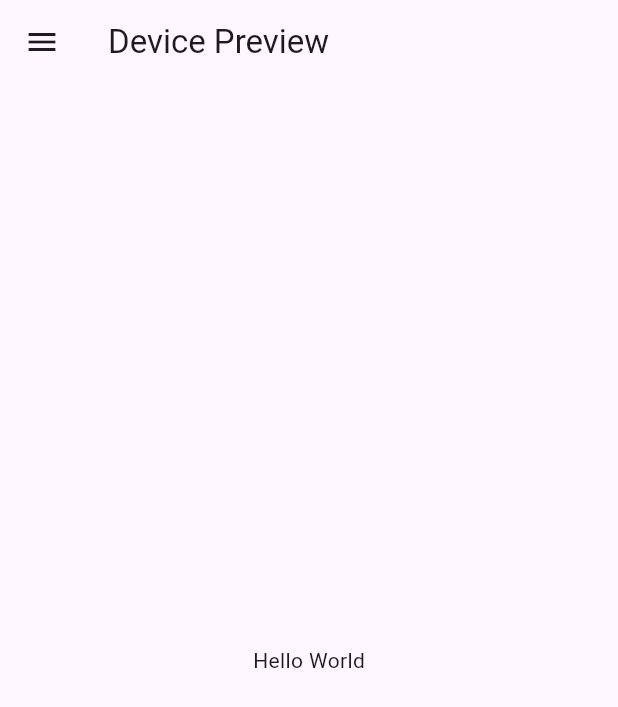
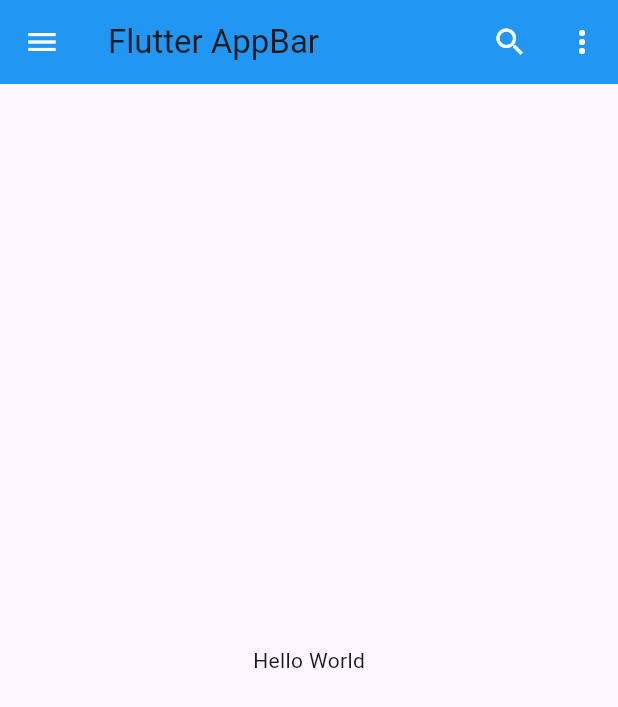
Before and after one commit to KTharushi11/yt_test_app, a Flutter app: the screen it shows after launch, on a phone screen of 412 x 824 dp. Shown: the top 707 px of the screen. Run offline on Flutter 3.47's test engine with Material 3 defaults, Android fonts, the light colour scheme and no system bars; our stand-ins replace device_preview.

Commit message:
Update main.dart

```diff
--- a/lib/main.dart
+++ b/lib/main.dart
@@ -31,8 +31,13 @@ class   MyHomePage extends StatelessWidget{
   Widget build(BuildContext context) {
     return Scaffold(
       appBar: AppBar(
-        title: Text('Device Preview'),
-        leading: IconButton(onPressed: () { print("Leading button pressed"); }, icon: Icon(Icons.menu)),
+        backgroundColor: Colors.blue,
+        title: Text('Flutter AppBar'),
+        leading: IconButton(onPressed: () { print("Leading button pressed"); }, icon: Icon(Icons.menu, color: Colors.white)),
+        actions: <Widget>[
+          IconButton(onPressed: () { print("Search button pressed"); }, icon: Icon(Icons.search, color: Colors.white)),
+          IconButton(onPressed: () { print("More button pressed"); }, icon: Icon(Icons.more_vert, color: Colors.white)),
+        ],
       ),
       body: Center(
         child: Text('Hello World'),
```
